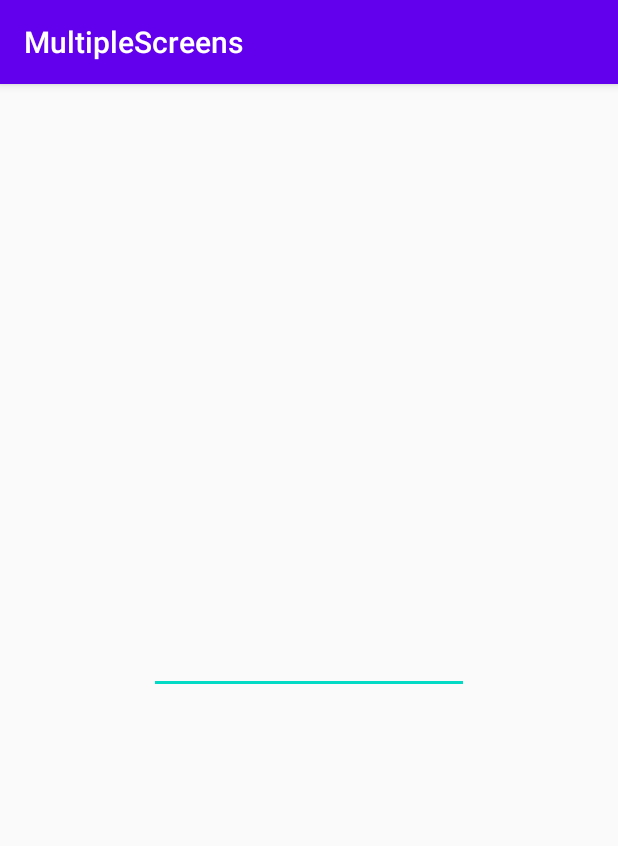
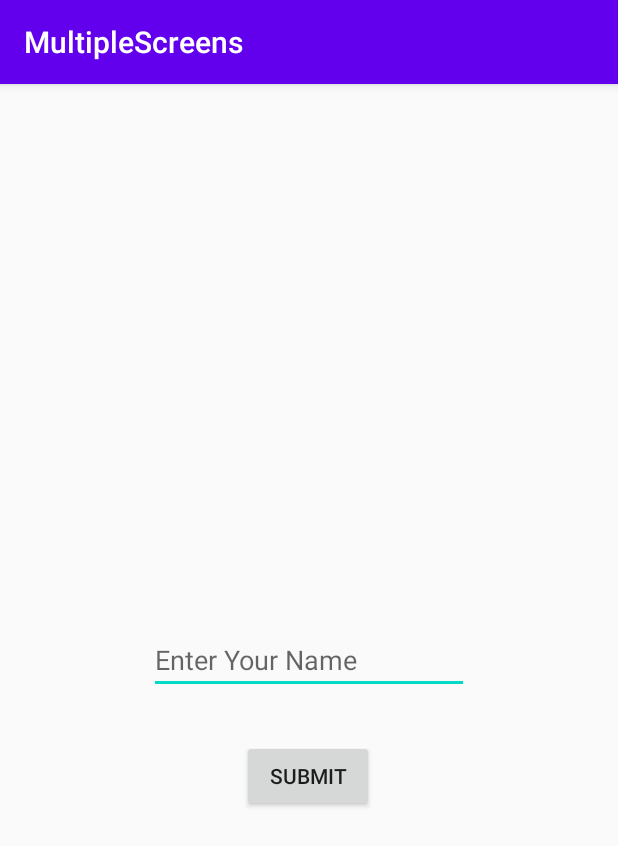
Before and after one commit to ParampreetP/CS441, an Android app: the screen it shows after launch (MainActivity), on a phone screen of 412 x 824 dp. Shown: the top 846 px of the screen. Run offline under Robolectric (Android 15) with nearby library versions, the phone set to English and light mode, and no system bars.

Commit message:
Worked On more

```diff
--- a/MultipleScreens/app/build.gradle
+++ b/MultipleScreens/app/build.gradle
@@ -26,6 +26,9 @@ dependencies {
     implementation fileTree(dir: "libs", include: ["*.jar"])
     implementation 'androidx.appcompat:appcompat:1.2.0'
     implementation 'androidx.constraintlayout:constraintlayout:2.0.4'
+    implementation 'com.google.android.material:material:1.3.0'
+    implementation 'androidx.navigation:navigation-fragment:2.3.0'
+    implementation 'androidx.navigation:navigation-ui:2.3.0'
     testImplementation 'junit:junit:4.12'
     androidTestImplementation 'androidx.test.ext:junit:1.1.2'
     androidTestImplementation 'androidx.test.espresso:espresso-core:3.3.0'
--- a/MultipleScreens/app/src/main/AndroidManifest.xml
+++ b/MultipleScreens/app/src/main/AndroidManifest.xml
@@ -9,6 +9,7 @@
         android:roundIcon="@mipmap/ic_launcher_round"
         android:supportsRtl="true"
         android:theme="@style/AppTheme">
+        <activity android:name=".MainActivity2"></activity>
         <activity android:name=".MainActivity">
             <intent-filter>
                 <action android:name="android.intent.action.MAIN" />
--- a/MultipleScreens/app/src/main/java/edu/binghamton/multiplescreens/MainActivity.java
+++ b/MultipleScreens/app/src/main/java/edu/binghamton/multiplescreens/MainActivity.java
@@ -3,14 +3,20 @@ package edu.binghamton.multiplescreens;
 import androidx.appcompat.app.AppCompatActivity;
 
 import android.os.Bundle;
+import android.widget.Button;
+import android.widget.EditText;
 
 public class MainActivity extends AppCompatActivity {
 
-    EditText edittext;
+     EditText userName;
+     Button button;
 
     @Override
     protected void onCreate(Bundle savedInstanceState) {
         super.onCreate(savedInstanceState);
         setContentView(R.layout.activity_main);
+
+        userName = (EditText) findViewById(R.id.editText);
+
     }
 }
--- a/MultipleScreens/app/src/main/res/layout/activity_main.xml
+++ b/MultipleScreens/app/src/main/res/layout/activity_main.xml
@@ -8,6 +8,7 @@
 
     <EditText
         android:id="@+id/editText"
+        android:hint="Enter Your Name"
         android:layout_width="wrap_content"
         android:layout_height="wrap_content"
         app:layout_constraintBottom_toBottomOf="parent"
@@ -18,4 +19,16 @@
         android:inputType="textPersonName"
         android:selectAllOnFocus="true"/>
 
+    <Button
+        android:id="@+id/button"
+        android:layout_width="wrap_content"
+        android:layout_height="wrap_content"
+        android:text="Submit"
+        app:layout_constraintBottom_toBottomOf="parent"
+        app:layout_constraintHorizontal_bias="0.498"
+        app:layout_constraintLeft_toLeftOf="parent"
+        app:layout_constraintRight_toRightOf="parent"
+        app:layout_constraintTop_toTopOf="parent"
+        app:layout_constraintVertical_bias="0.607" />
+
 </androidx.constraintlayout.widget.ConstraintLayout>
--- /dev/null
+++ b/MultipleScreens/app/src/main/res/values/dimens.xml
@@ -0,0 +1,3 @@
+<resources>
+    <dimen name="fab_margin">16dp</dimen>
+</resources>
```
Also changed, not shown: MultipleScreens/app/src/main/java/edu/binghamton/multiplescreens/MainActivity2.java (added, +14 -0 lines), MultipleScreens/app/src/main/res/layout/activity_main2.xml (added, +9 -0 lines), MultipleScreens/app/src/main/res/navigation/nav_graph.xml (added, +28 -0 lines), MultipleScreens/app/src/main/res/values/strings.xml (+9 -0 lines), MultipleScreens/app/src/main/res/values/styles.xml (+9 -0 lines).
